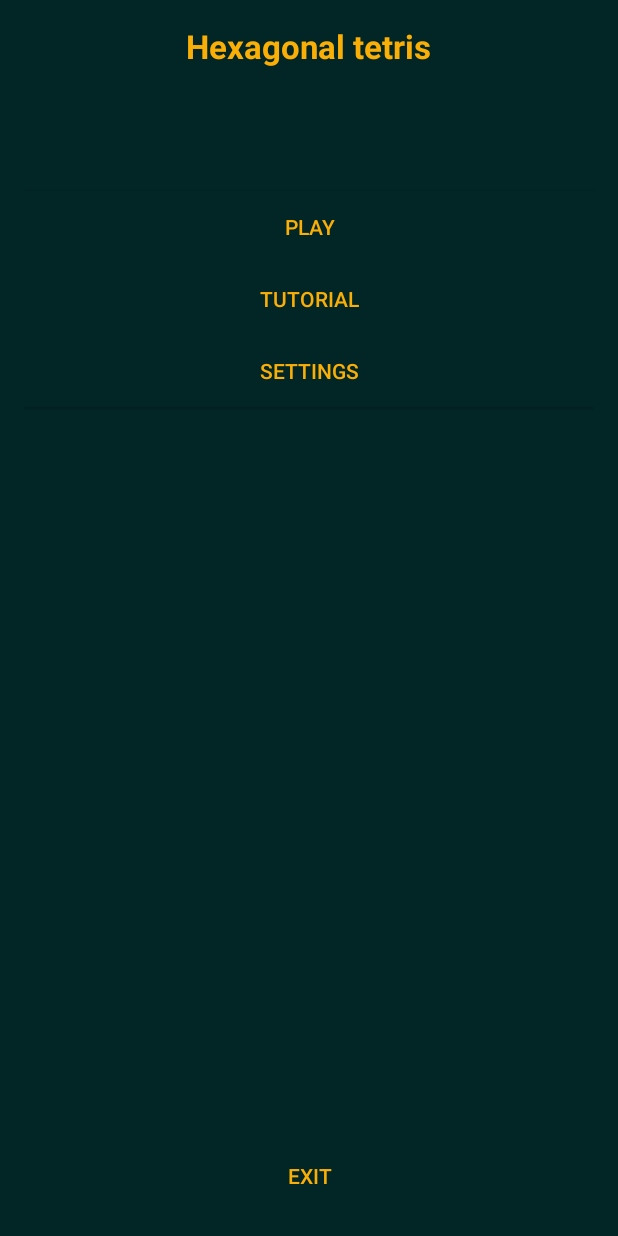
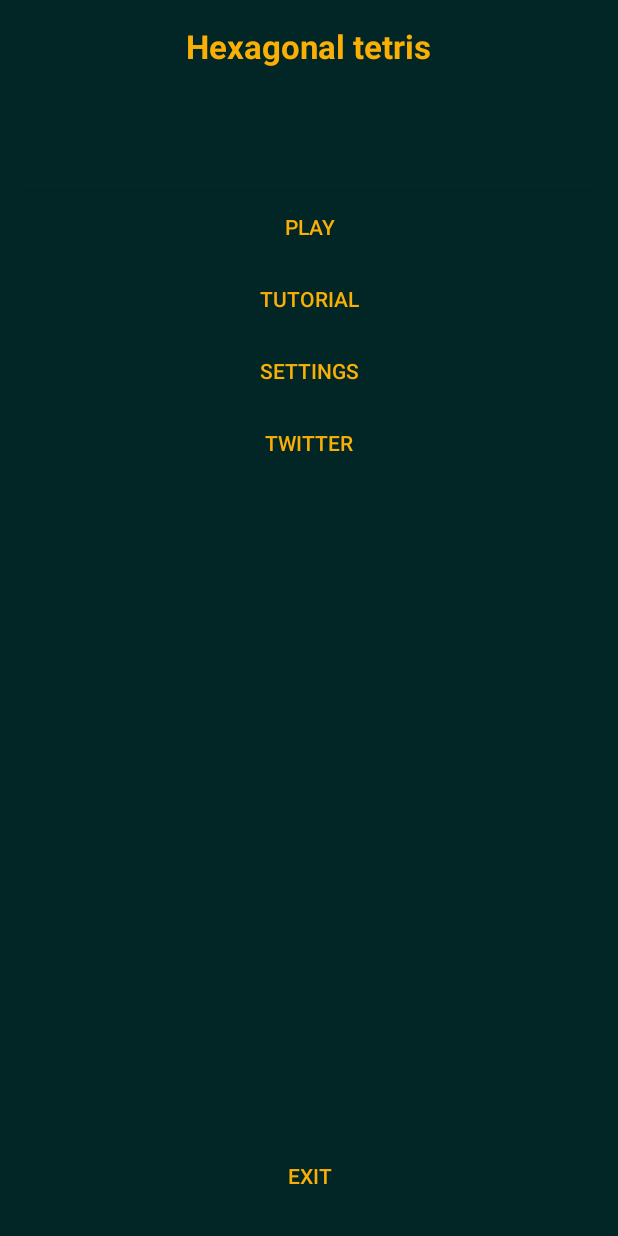
Before and after one commit to stakenschneider/HexTetris, an Android app: the Main screen opened directly, with no data from a screen before it, on a phone screen of 412 x 824 dp. Run offline under Robolectric (Android 15) with nearby library versions, the phone set to English and light mode, and no system bars.

Commit message:
sharing twitter

```diff
--- a/app/src/main/res/layout/activity_main.xml
+++ b/app/src/main/res/layout/activity_main.xml
@@ -32,30 +32,6 @@
             android:enabled="false"
             android:layout_gravity="center_horizontal" />
 
-    </LinearLayout>
-
-    <Button
-        style="?android:attr/buttonStyleSmall"
-        android:layout_width="match_parent"
-        android:layout_height="wrap_content"
-        android:text="@string/exit"
-        android:id="@+id/bttnExit"
-        android:enabled="true"
-        android:background="@color/darkGreen"
-        android:textColor="@color/yell"
-        android:layout_alignParentBottom="true"
-        android:layout_alignStart="@+id/login_layout" />
-
-    <Button
-        android:layout_width="match_parent"
-        android:layout_height="wrap_content"
-        android:text="@string/twt"
-        android:id="@+id/bttnTutorial"
-        android:background="@color/darkGreen"
-        android:textColor="@color/yell"
-        android:layout_alignParentLeft="true"
-        android:layout_below="@+id/bttnPlay" />
-
         <Button
             android:layout_width="match_parent"
             android:layout_height="wrap_content"
@@ -67,6 +43,16 @@
             android:layout_below="@+id/login_layout"
             android:layout_alignParentStart="true"
             android:layout_marginTop="82dp" />
+
+        <Button
+            android:layout_width="match_parent"
+            android:layout_height="wrap_content"
+            android:text="@string/twt"
+            android:id="@+id/bttnTutorial"
+            android:background="@color/darkGreen"
+            android:textColor="@color/yell"
+            android:layout_alignParentLeft="true"
+            android:layout_below="@+id/bttnPlay" />
 
         <Button
             android:layout_width="match_parent"
@@ -83,38 +69,65 @@
             style="?android:attr/buttonStyleSmall"
             android:layout_width="match_parent"
             android:layout_height="wrap_content"
-        android:text="@string/google"
-        android:id="@+id/bttnGoogle"
-        android:background="@color/darkGreen"
-        android:textColor="@color/yell"
-        android:layout_centerHorizontal="true"
-        android:layout_below="@+id/bttnSettings"
-        android:visibility="invisible" />
-
-    <Button
-        style="?android:attr/buttonStyleSmall"
-        android:layout_width="match_parent"
-        android:layout_height="wrap_content"
-        android:text="@string/facebook"
-        android:id="@+id/bttnFB"
-        android:enabled="true"
-        android:background="@color/darkGreen"
-        android:textColor="@color/yell"
-        android:layout_below="@+id/bttnGoogle"
-        android:layout_centerHorizontal="true"
-        android:visibility="invisible" />
-
-    <Button
-        style="?android:attr/buttonStyleSmall"
-        android:layout_width="match_parent"
-        android:layout_height="wrap_content"
             android:text="@string/twitter"
             android:id="@+id/bttnTwitter"
             android:background="@color/darkGreen"
             android:textColor="@color/yell"
             android:layout_below="@+id/bttnFB"
             android:layout_centerHorizontal="true"
-        android:visibility="invisible" />
+            android:visibility="visible" />
+    </LinearLayout>
+
+    <LinearLayout
+        android:id="@+id/share_layout"
+        android:layout_width="match_parent"
+        android:layout_height="match_parent"
+        android:orientation="vertical"
+        android:visibility="gone" >
+
+        <EditText
+            android:id="@+id/share_text"
+            android:layout_width="match_parent"
+            android:layout_height="wrap_content"
+            android:layout_marginTop="5dp"
+            android:background="@color/darkGreen"
+            android:inputType="textMultiLine"
+            android:minLines="5"
+            android:padding="10dp"
+            android:textColor="@color/yell"
+            />
+
+        <Button
+        android:id="@+id/btn_share"
+        android:layout_width="match_parent"
+        android:layout_height="wrap_content"
+        android:layout_marginTop="10dp"
+            android:background="@color/darkGreen"
+            android:text="@string/share_btn"
+            android:textColor="@color/yell"/>
+
+        <Button
+            android:id="@+id/btn_menu"
+            android:layout_width="match_parent"
+            android:layout_height="wrap_content"
+            android:layout_marginTop="10dp"
+            android:background="@color/darkGreen"
+            android:text="@string/share_btn"
+            android:textColor="@color/yell"
+            />
+    </LinearLayout>
+
+    <Button
+        style="?android:attr/buttonStyleSmall"
+        android:layout_width="match_parent"
+        android:layout_height="wrap_content"
+        android:text="@string/exit"
+        android:id="@+id/bttnExit"
+        android:enabled="true"
+        android:background="@color/darkGreen"
+        android:textColor="@color/yell"
+        android:layout_alignParentBottom="true"
+        android:layout_alignParentEnd="true" />
 
 
 </RelativeLayout>
--- a/app/src/main/res/layout/activity_webview.xml
+++ b/app/src/main/res/layout/activity_webview.xml
@@ -8,6 +8,6 @@
         android:id="@+id/weView"
         android:layout_width="match_parent"
         android:layout_height="match_parent">
+
     </WebView>
-
 </LinearLayout>
--- a/app/src/main/res/values/strings.xml
+++ b/app/src/main/res/values/strings.xml
@@ -31,4 +31,13 @@
     <string name="Score">Score:</string>
     <string name="mus">music off</string>
 
+
+    <string name="twitter_consumer_key">t7pUO3Qii11hZE9q1iQ7n9Ahb</string>
+    <string name="twitter_consumer_secret">5MLvSsmdKZil0iF0SHITRGPR47xUkNJJMxdhE7ezdfabR4va9b</string>
+    <string name="twitter_oauth_verifier">oauth_verifier</string>
+    <string name="title_activity_web_view">WebViewActivity</string>
+    <string name="share_btn">Share</string>
+
+    <string name="login_btn">Login to Twitter</string>
+
 </resources>
```
Also changed, not shown: app/src/main/AndroidManifest.xml (+6 -5 lines), app/src/main/java/com/example/masha/tetris/Main.java (+221 -19 lines), app/src/main/java/com/example/masha/tetris/WebViewActivity.java (+12 -12 lines). Lines whose indentation alone changed are shown as unchanged.
